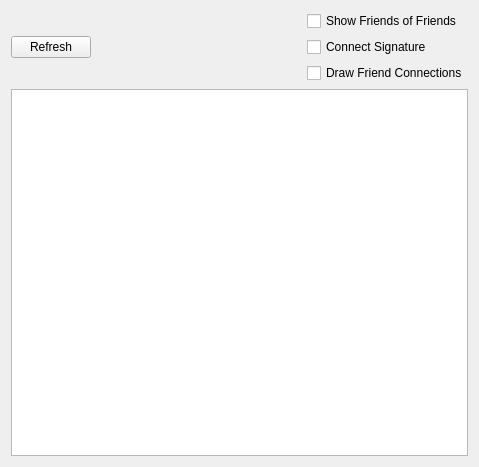
First picture: the form in retroshare-gui/src/gui/NetworkView.ui, repository RetroShare/RetroShare, before the edit.
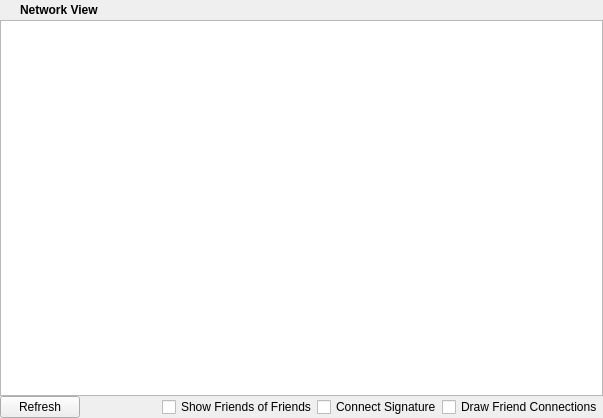
Second picture: the form after the edit. Icons and pictures are not drawn.

Commit message: fixed network view layout added network into a TabWidget too

Patch:
```diff
--- a/retroshare-gui/src/gui/NetworkView.ui
+++ b/retroshare-gui/src/gui/NetworkView.ui
@@ -5,55 +5,120 @@
    <rect>
     <x>0</x>
     <y>0</y>
-    <width>479</width>
-    <height>467</height>
+    <width>603</width>
+    <height>418</height>
    </rect>
   </property>
   <property name="windowTitle" >
    <string>Form</string>
   </property>
   <layout class="QGridLayout" >
+   <property name="leftMargin" >
+    <number>0</number>
+   </property>
+   <property name="topMargin" >
+    <number>0</number>
+   </property>
+   <property name="rightMargin" >
+    <number>0</number>
+   </property>
+   <property name="bottomMargin" >
+    <number>0</number>
+   </property>
+   <property name="verticalSpacing" >
+    <number>0</number>
+   </property>
    <item row="0" column="0" >
-    <layout class="QVBoxLayout" >
-     <item>
-      <layout class="QHBoxLayout" >
-       <item>
+    <layout class="QGridLayout" >
+     <item row="0" column="0" >
+      <widget class="QLabel" name="networkviewiconlabel" >
+       <property name="minimumSize" >
+        <size>
+         <width>20</width>
+         <height>16</height>
+        </size>
+       </property>
+       <property name="text" >
+        <string/>
+       </property>
+       <property name="pixmap" >
+        <pixmap resource="images.qrc" >:/images/network16.png</pixmap>
+       </property>
+      </widget>
+     </item>
+     <item row="0" column="1" >
+      <widget class="QLabel" name="label_2" >
+       <property name="font" >
+        <font>
+         <weight>50</weight>
+         <bold>false</bold>
+        </font>
+       </property>
+       <property name="text" >
+        <string>&lt;html>&lt;head>&lt;meta name="qrichtext" content="1" />&lt;style type="text/css">
+p, li { white-space: pre-wrap; }
+&lt;/style>&lt;/head>&lt;body style=" font-family:'MS Shell Dlg 2'; font-size:8.25pt; font-weight:400; font-style:normal;">
+&lt;p style=" margin-top:0px; margin-bottom:0px; margin-left:0px; margin-right:0px; -qt-block-indent:0; text-indent:0px; font-size:8pt;">&lt;span style=" font-size:9pt; font-weight:600;">Network View&lt;/span>&lt;/p>&lt;/body>&lt;/html></string>
+       </property>
+      </widget>
+     </item>
+    </layout>
+   </item>
+   <item row="0" column="1" >
+    <spacer>
+     <property name="orientation" >
+      <enum>Qt::Horizontal</enum>
+     </property>
+     <property name="sizeHint" >
+      <size>
+       <width>311</width>
+       <height>20</height>
+      </size>
+     </property>
+    </spacer>
+   </item>
+   <item row="1" column="0" colspan="2" >
+    <widget class="QGraphicsView" name="graphicsView" />
+   </item>
+   <item row="2" column="0" colspan="2" >
+    <layout class="QGridLayout" >
+     <item row="0" column="0" >
         <widget class="QPushButton" name="refreshButton" >
          <property name="text" >
           <string>Refresh</string>
          </property>
         </widget>
        </item>
-       <item>
+     <item row="0" column="1" >
         <spacer>
          <property name="orientation" >
           <enum>Qt::Horizontal</enum>
          </property>
          <property name="sizeHint" >
           <size>
-           <width>411</width>
+         <width>31</width>
            <height>20</height>
           </size>
          </property>
         </spacer>
        </item>
-       <item>
-        <layout class="QVBoxLayout" >
-         <item>
+     <item row="0" column="2" >
+      <layout class="QGridLayout" >
+       <item row="0" column="0" >
           <widget class="QCheckBox" name="fofCheckBox" >
            <property name="text" >
             <string>Show Friends of Friends</string>
            </property>
           </widget>
          </item>
-         <item>
+       <item row="0" column="1" >
           <widget class="QCheckBox" name="checkBox" >
            <property name="text" >
             <string>Connect Signature</string>
            </property>
           </widget>
          </item>
-         <item>
+       <item row="0" column="2" >
           <widget class="QCheckBox" name="checkBox_2" >
            <property name="text" >
             <string>Draw Friend Connections</string>
@@ -61,11 +126,6 @@
           </widget>
          </item>
         </layout>
-       </item>
-      </layout>
-     </item>
-     <item>
-      <widget class="QGraphicsView" name="graphicsView" />
      </item>
     </layout>
    </item>
```
Lines whose indentation alone changed are shown as unchanged. The commit also changes 2 other files.
